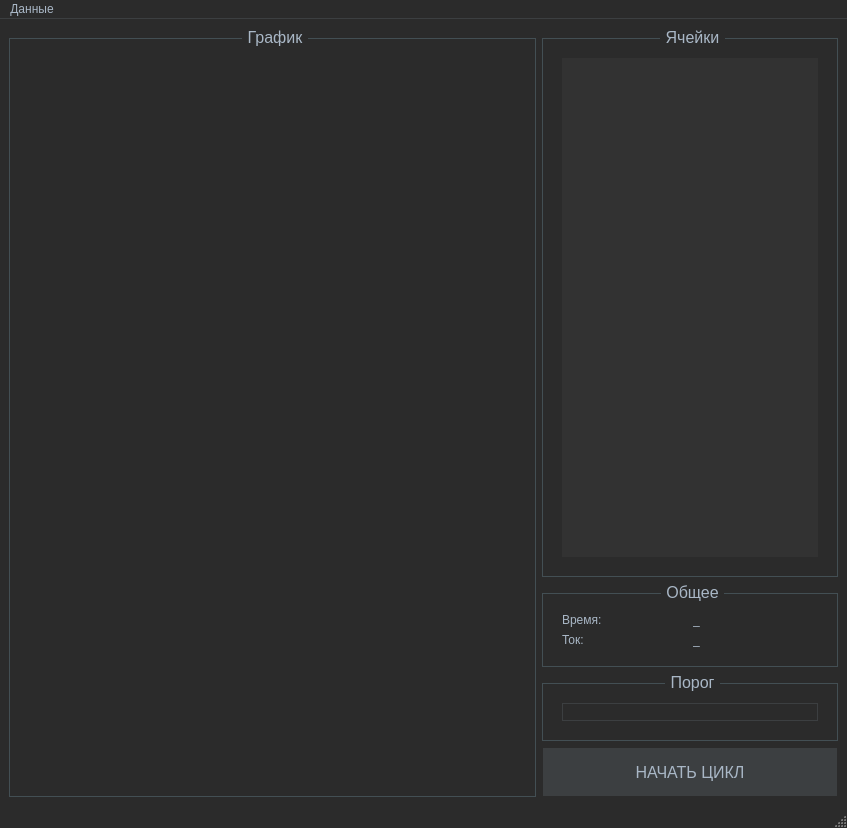
Old version of the form resources/MainWindow.ui in the repository kabanpunk/bms-monitor-desktop.
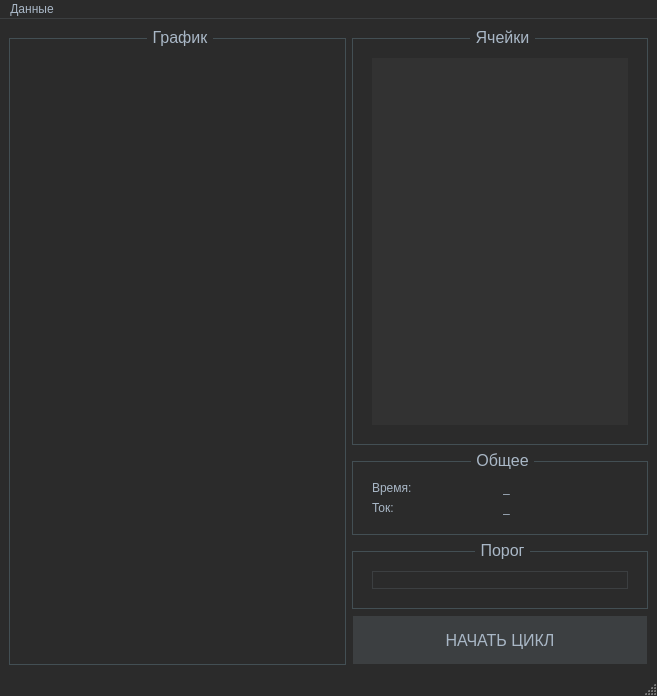
New version of the form. Custom widgets are drawn as their Qt base class.

The edit to the form file:
```diff
--- a/resources/MainWindow.ui
+++ b/resources/MainWindow.ui
@@ -6,8 +6,8 @@
    <rect>
     <x>0</x>
     <y>0</y>
-    <width>847</width>
-    <height>828</height>
+    <width>657</width>
+    <height>696</height>
    </rect>
   </property>
   <property name="font">
@@ -171,7 +171,7 @@
            </property>
            <property name="font">
             <font>
-             <pointsize>10</pointsize>
+             <pointsize>11</pointsize>
              <weight>75</weight>
              <bold>true</bold>
             </font>
@@ -339,7 +339,7 @@
     <rect>
      <x>0</x>
      <y>0</y>
-     <width>847</width>
+     <width>657</width>
      <height>21</height>
     </rect>
    </property>
```
